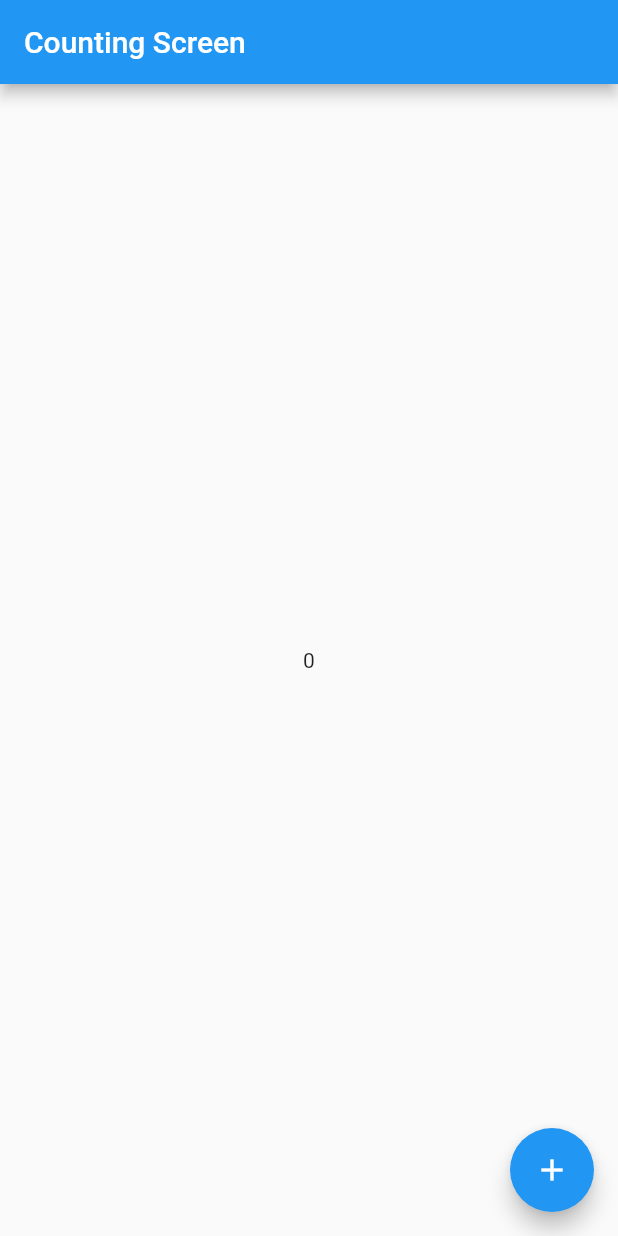
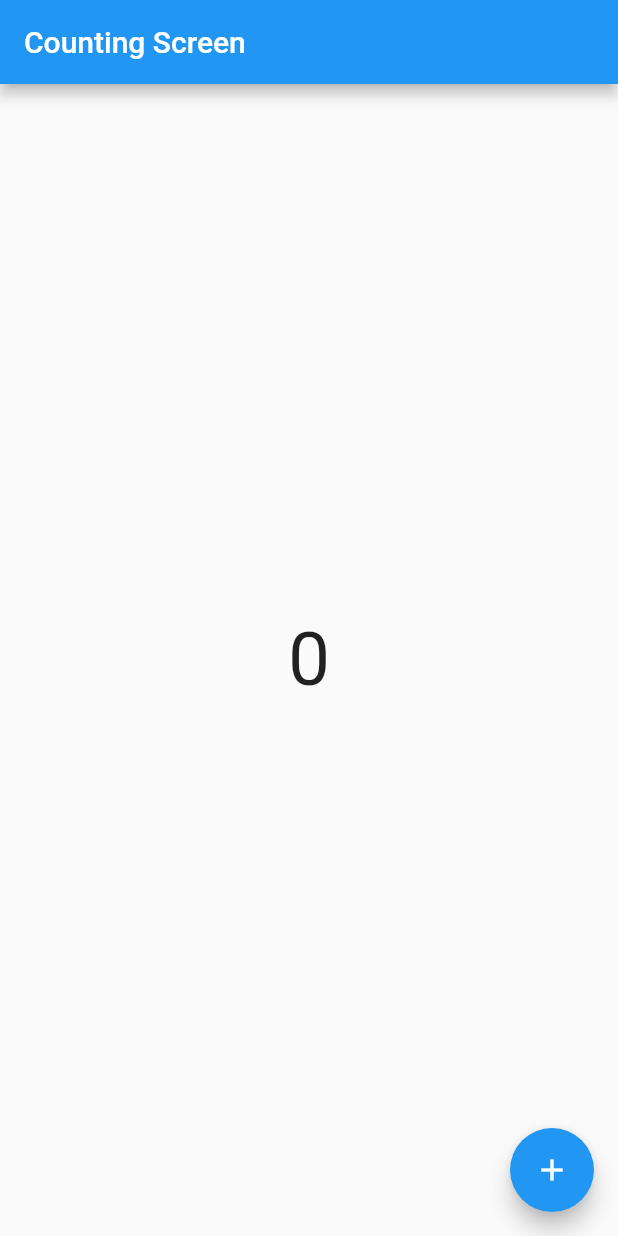
Before and after one commit to atik-sabuj/provider_mvvm, a Flutter app: the screen it shows after launch, on a phone screen of 412 x 824 dp. Run offline on Flutter 3.47's test engine with Material 2 defaults, Android fonts, the phone set to English and light mode, and no system bars.

Commit message:
Count Provider

```diff
--- a/lib/provider/count_provider.dart
+++ b/lib/provider/count_provider.dart
@@ -2,5 +2,6 @@ import 'package:flutter/foundation.dart';
 
 class CountProvider with ChangeNotifier{
 
-
+  int _count = 0;
+  int get count => _count;
 }
--- a/lib/screen/count_screen.dart
+++ b/lib/screen/count_screen.dart
@@ -1,4 +1,6 @@
 import 'package:flutter/material.dart';
+import 'package:provider/provider.dart';
+import 'package:provider_mvvm/provider/count_provider.dart';
 
 class CountExample extends StatefulWidget {
   const CountExample({Key? key}) : super(key: key);
@@ -10,12 +12,14 @@ class CountExample extends StatefulWidget {
 class _CountExampleState extends State<CountExample> {
   @override
   Widget build(BuildContext context) {
+    final countProvider = Provider.of<CountProvider>(context);
     return Scaffold(
       appBar: AppBar(
         title: Text('Counting Screen'),
       ),
       body: Center(
-        child: Text('0'),
+        child: Text(countProvider.count.toString(),
+        style: TextStyle(fontSize: 50),),
       ),
       floatingActionButton: FloatingActionButton(onPressed: () {  },
         child: Icon(Icons.add),
```
